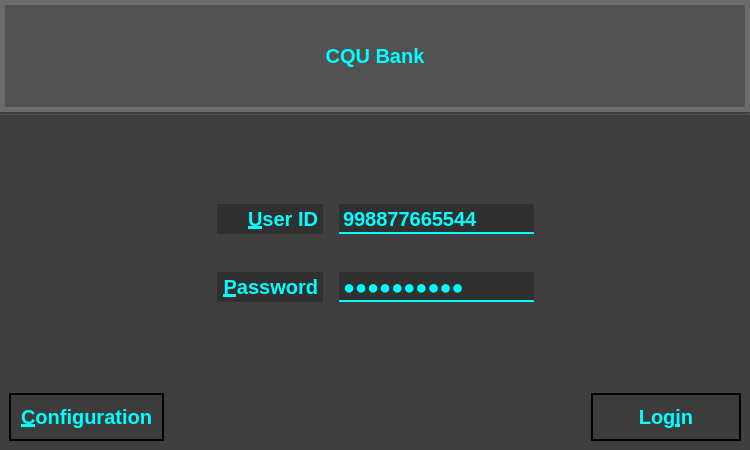
Before: the Qt Designer form atmclientview.ui in iphelf/ATM-Client, drawn with Qt 5.
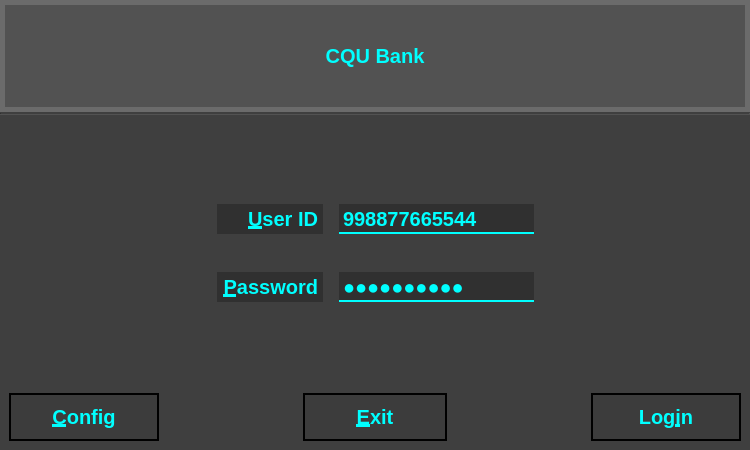
After: the same form once the commit is applied. The open tabs and pages were chosen to show the change. Icons and pictures are not drawn.

Commit message: Polish style

Patch:
```diff
--- a/atmclientview.ui
+++ b/atmclientview.ui
@@ -136,7 +136,10 @@
  }
 QLabel{
      margin:5px;
- }</string>
+ }
+QTextEdit{
+	font: 20pt &quot;Courier New&quot;;
+}</string>
   </property>
   <property name="inputMethodHints">
    <set>Qt::ImhNone</set>
@@ -654,7 +657,7 @@
                </spacer>
               </item>
               <item>
-               <layout class="QHBoxLayout" name="horizontalLayout_2">
+               <layout class="QHBoxLayout" name="horizontalLayout_2" stretch="1,1,1,1,0">
                 <item>
                  <widget class="QPushButton" name="buttonGoConfigure">
                   <property name="minimumSize">
@@ -664,7 +667,27 @@
                    </size>
                   </property>
                   <property name="text">
-                   <string>&amp;Configuration</string>
+                   <string>&amp;Config</string>
+                  </property>
+                 </widget>
+                </item>
+                <item>
+                 <spacer name="horizontalSpacer_9">
+                  <property name="orientation">
+                   <enum>Qt::Horizontal</enum>
+                  </property>
+                  <property name="sizeHint" stdset="0">
+                   <size>
+                    <width>40</width>
+                    <height>20</height>
+                   </size>
+                  </property>
+                 </spacer>
+                </item>
+                <item>
+                 <widget class="QPushButton" name="buttonExit_2">
+                  <property name="text">
+                   <string>&amp;Exit</string>
                   </property>
                  </widget>
                 </item>
```
Left out of the diff: 34 changed lines with no effect on the pictures.
